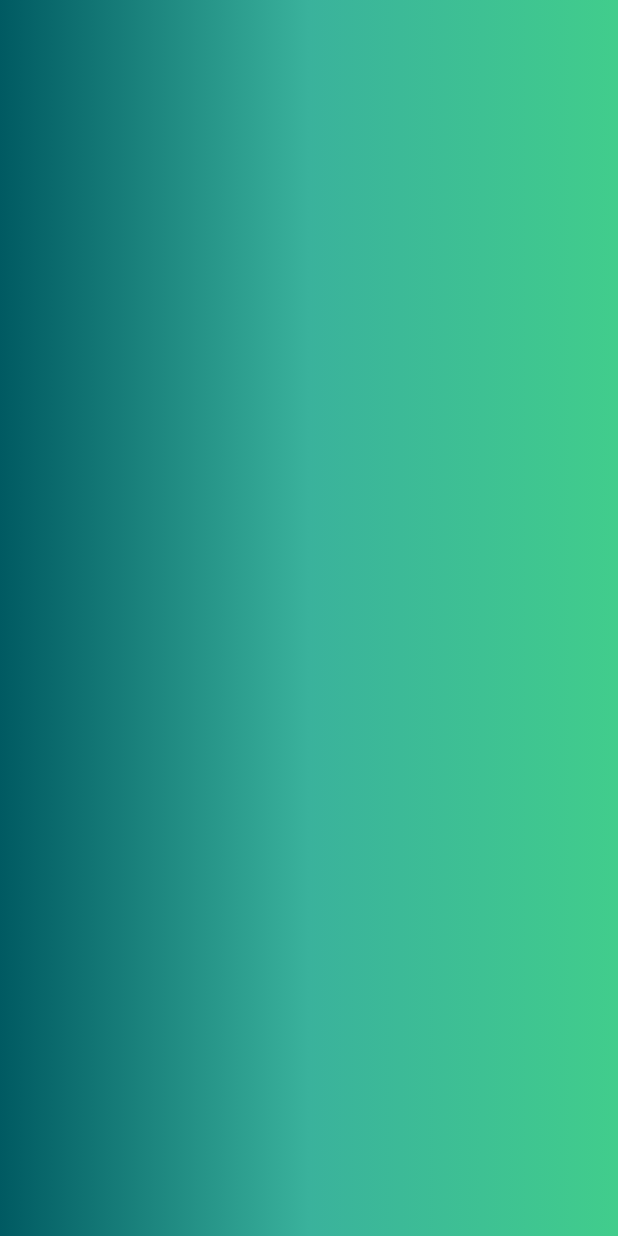
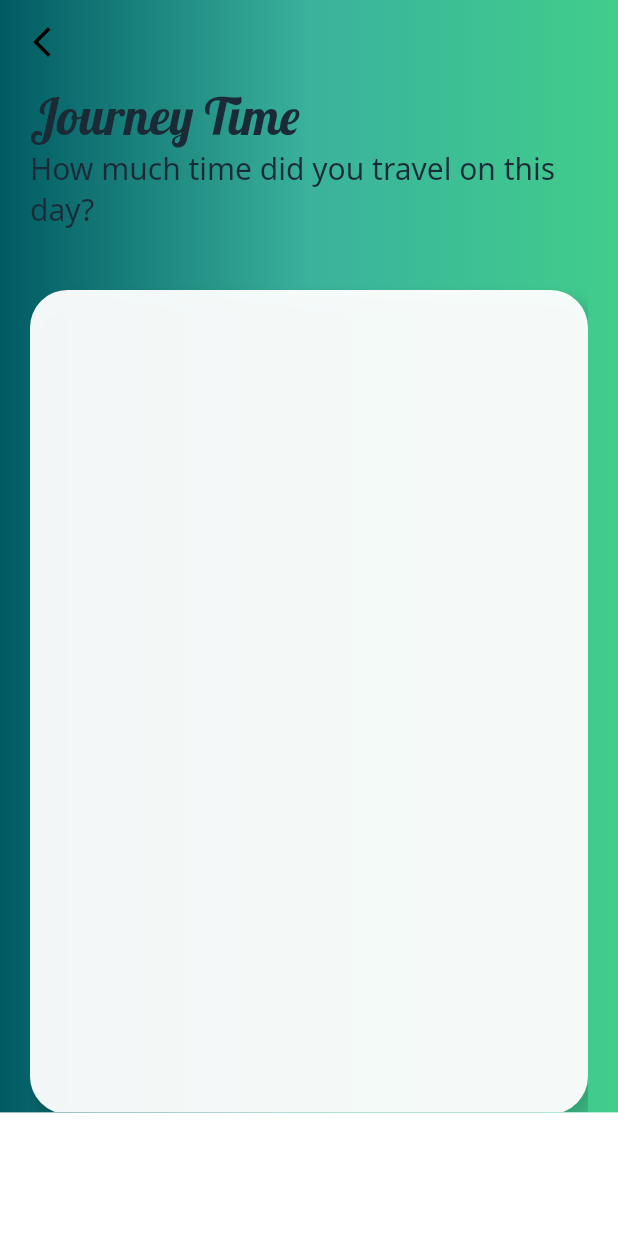
Before and after one commit to 7-USH/CarbonCounter-v2.0, a Flutter app: the EmissionPage screen opened directly, on a phone screen of 412 x 824 dp. Run offline on Flutter 3.47's test engine with Material 2 defaults, Android fonts, the light colour scheme and no system bars; our stand-ins replace firebase_auth, firebase_core, font_awesome_flutter, google_fonts, google_sign_in, percent_indicator and 1 more; accounts and stored records are empty.

Commit message:
emission page updated

```diff
--- a/carbon_footprint/lib/screens/emission_screen.dart
+++ b/carbon_footprint/lib/screens/emission_screen.dart
@@ -1,4 +1,4 @@
-// ignore_for_file: prefer_const_literals_to_create_immutables, prefer_const_constructors, sized_box_for_whitespace
+// ignore_for_file: prefer_const_literals_to_create_immutables, prefer_const_constructors, sized_box_for_whitespace, avoid_unnecessary_containers
 
 import 'package:carbon_footprint/constants/themes.dart';
 import 'package:carbon_footprint/screens/login_screen.dart';
@@ -16,10 +16,78 @@ class EmissionPage extends StatefulWidget {
 class _EmissionPageState extends State<EmissionPage> {
   @override
   Widget build(BuildContext context) {
+    final size = MediaQuery.of(context).size;
+
     return Scaffold(
+      bottomNavigationBar: Container(
+        height: size.height/10,
+
+      ),
       body: Container(
         decoration: BoxDecoration(
-            gradient: LinearGradient(colors: [kPrimeColor, kGreenOne,kGreenTwo])),
+            gradient:
+                LinearGradient(colors: [kPrimeColor, kGreenOne, kGreenTwo])),
+        child: Scaffold(
+          backgroundColor: Colors.transparent,
+          appBar: AppBar(
+            backgroundColor: Colors.transparent,
+            foregroundColor: Colors.black,
+            elevation: 0,
+            leading: IconButton(
+                onPressed: () {
+                  Navigator.pop(context);
+                },
+                icon: Icon(Icons.arrow_back_ios_new)),
+          ),
+          body:Padding(
+            padding: const EdgeInsets.only(left:20.0,right: 20.0),
+            child: Stack(
+              children: [
+                Container(
+                  height: size.height/6,
+                  width: double.infinity,
+                  child: Column(
+                    crossAxisAlignment: CrossAxisAlignment.start,
+                    children: [
+                      Text("Journey Time",
+                      style: Theme.of(context).textTheme.headline3,),
+                      Text("How much time did you travel on this day?",
+                      style: Theme.of(context).textTheme.bodyText2,)
+                    ],
+                  ),
+                ),
+                Container(
+                  child: SingleChildScrollView(
+                    child: Column(
+                      children: [
+                        SizedBox(
+                          height: size.height/6,
+                        ),
+                        Container(
+                          height: size.height*4/6,
+                          decoration: BoxDecoration(
+                            color: Colors.white.withOpacity(0.95),
+                            borderRadius: BorderRadius.circular(25),
+                            boxShadow: [
+                          BoxShadow(
+                         color: Colors.black.withOpacity(0.19),
+                          offset: const Offset(5, 7),
+                          spreadRadius: 1,
+                            blurRadius: 8),
+                            ]
+                          ),
+                        ),
+                         SizedBox(
+                            height: size.height / 10,
+                          ),
+                      ],
+                    ),
+                  ),
+                )
+              ],
+            ),
+          )
+        ),
       ),
     );
   }
```
Also changed, not shown: carbon_footprint/lib/constants/themes.dart (line endings or trailing spaces).
